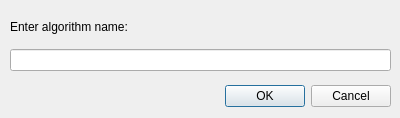
The window that return_pyqgis_algorithm_dialog_base.ui (ScriptedChicken/Return-QGIS-Algorithm) describes before a commit, drawn with Qt 5.
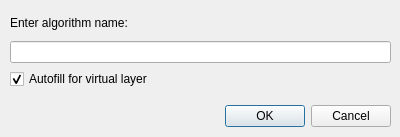
The same window after the commit.

Commit message: Added virtual layer functionality

Patch:
```diff
--- a/return_pyqgis_algorithm_dialog_base.ui
+++ b/return_pyqgis_algorithm_dialog_base.ui
@@ -7,7 +7,7 @@
     <x>0</x>
     <y>0</y>
     <width>400</width>
-    <height>118</height>
+    <height>137</height>
    </rect>
   </property>
   <property name="windowTitle">
@@ -17,7 +17,7 @@
    <property name="geometry">
     <rect>
      <x>50</x>
-     <y>80</y>
+     <y>100</y>
      <width>341</width>
      <height>32</height>
     </rect>
@@ -35,7 +35,7 @@
      <x>10</x>
      <y>10</y>
      <width>381</width>
-     <height>61</height>
+     <height>79</height>
     </rect>
    </property>
    <layout class="QVBoxLayout" name="verticalLayout">
@@ -49,6 +49,16 @@
     <item>
      <widget class="QLineEdit" name="lineEdit"/>
     </item>
+    <item>
+     <widget class="QCheckBox" name="virtualLayerCheckBox">
+      <property name="text">
+       <string>Autofill for virtual layer</string>
+      </property>
+      <property name="checked">
+       <bool>true</bool>
+      </property>
+     </widget>
+    </item>
    </layout>
   </widget>
  </widget>
```
The commit also changes 2 other files.
